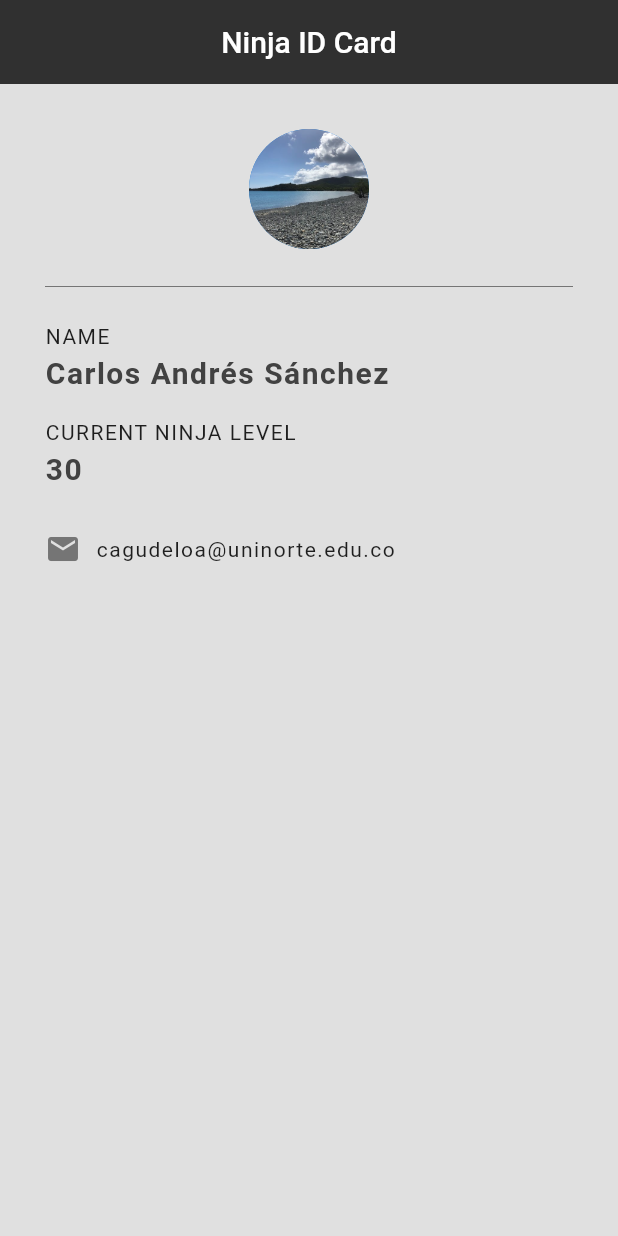
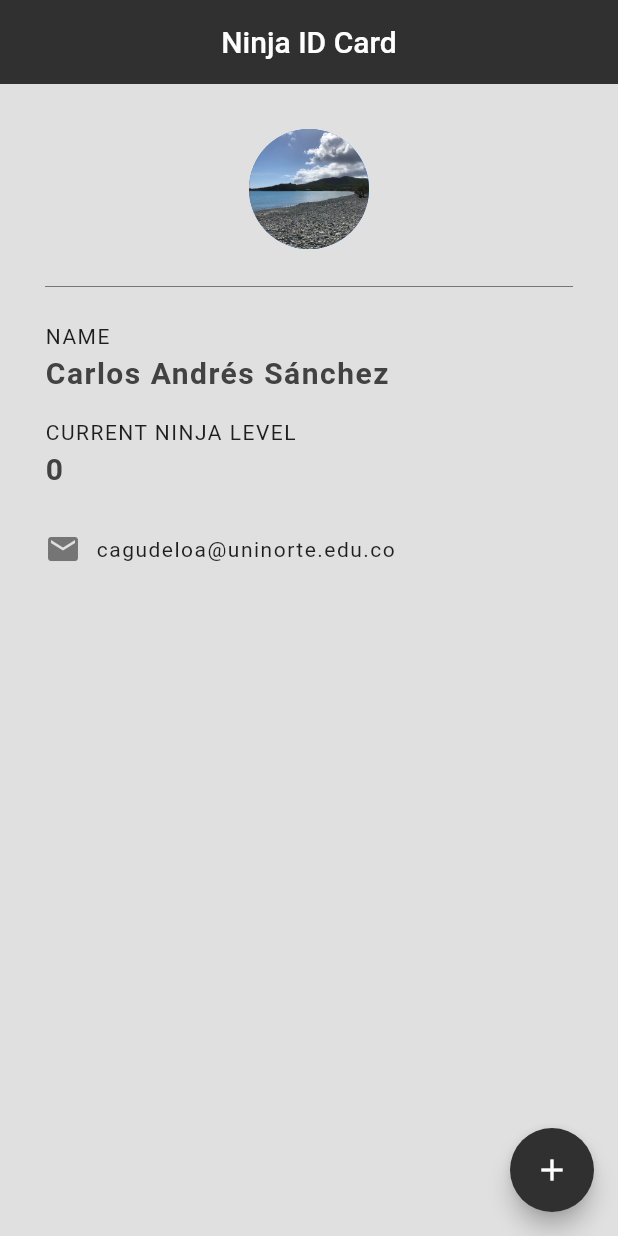
Before and after one commit to casa98/Flutter-Intro, a Flutter app: the screen it shows after launch, on a phone screen of 412 x 824 dp. Run offline on Flutter 3.47's test engine with Material 2 defaults, Android fonts, the phone set to English and light mode, and no system bars.

Commit message:
Change to Stateful Widget, to increase ninja level

```diff
--- a/lib/main.dart
+++ b/lib/main.dart
@@ -4,7 +4,14 @@ void main() {
   runApp(NinjaCard());
 }
 
-class NinjaCard extends StatelessWidget {
+class NinjaCard extends StatefulWidget {
+  @override
+  _NinjaCardState createState() => _NinjaCardState();
+}
+
+class _NinjaCardState extends State<NinjaCard> {
+  int ninjaLevel = 0;
+
   @override
   Widget build(BuildContext context) {
     return MaterialApp(
@@ -60,7 +67,7 @@ class NinjaCard extends StatelessWidget {
               ),
               SizedBox(height: 5.0),
               Text(
-                '30',
+                '$ninjaLevel',
                 style: TextStyle(
                   letterSpacing: 1,
                   fontWeight: FontWeight.bold,
@@ -87,6 +94,17 @@ class NinjaCard extends StatelessWidget {
             ],
           ),
         ),
+        floatingActionButton: FloatingActionButton(
+          onPressed: () {
+            setState(() {
+              ninjaLevel++;
+            });
+          },
+          backgroundColor: Colors.grey[850],
+          child: Icon(
+            Icons.add,
+          ),
+        ),
       ),
     );
   }
```
